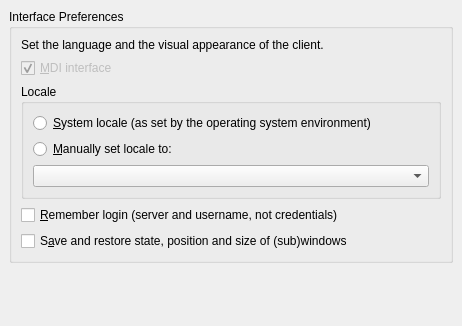
Wolframe/configurator, file client/PreferencesDialogInterface.ui: the form before one commit.
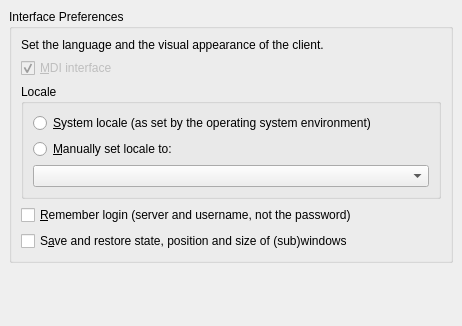
The form after the commit.

Commit message: backported some fixes done in qtSkeleton

What changed in the file:
```diff
--- a/client/PreferencesDialogInterface.ui
+++ b/client/PreferencesDialogInterface.ui
@@ -91,7 +91,7 @@
       <item row="4" column="0">
        <widget class="QCheckBox" name="rememberLogin">
         <property name="text">
-         <string>&amp;Remember login (server and username, not credentials)</string>
+         <string>&amp;Remember login (server and username, not the password)</string>
         </property>
        </widget>
       </item>
```
The commit also changes 2 other files.
